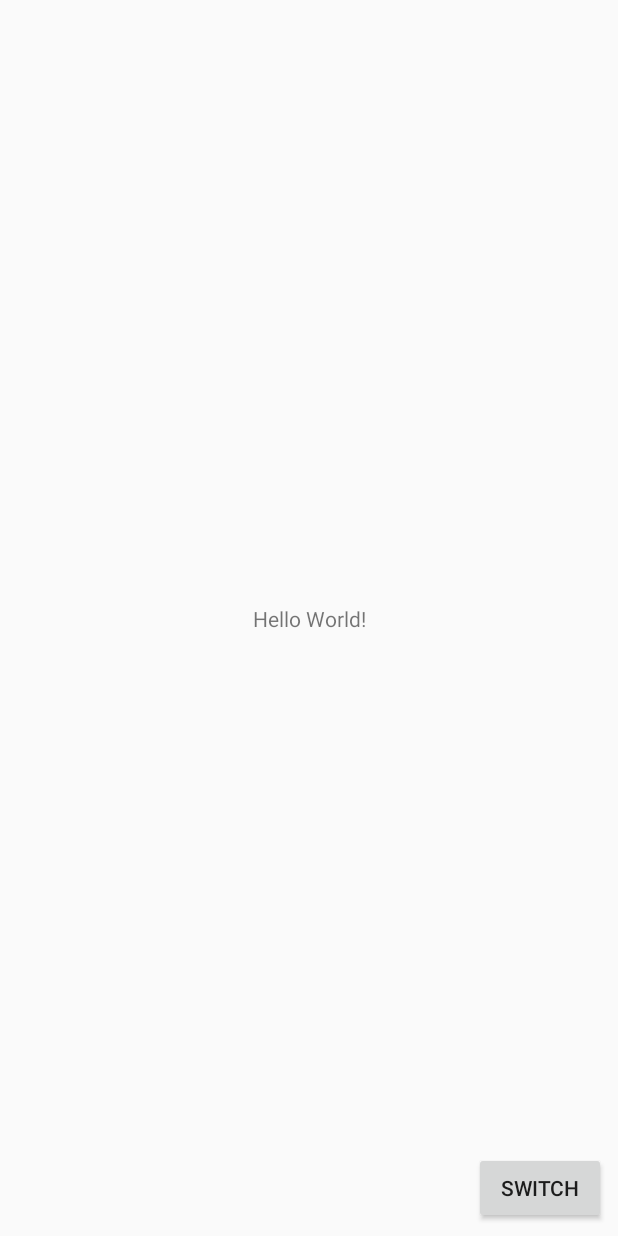
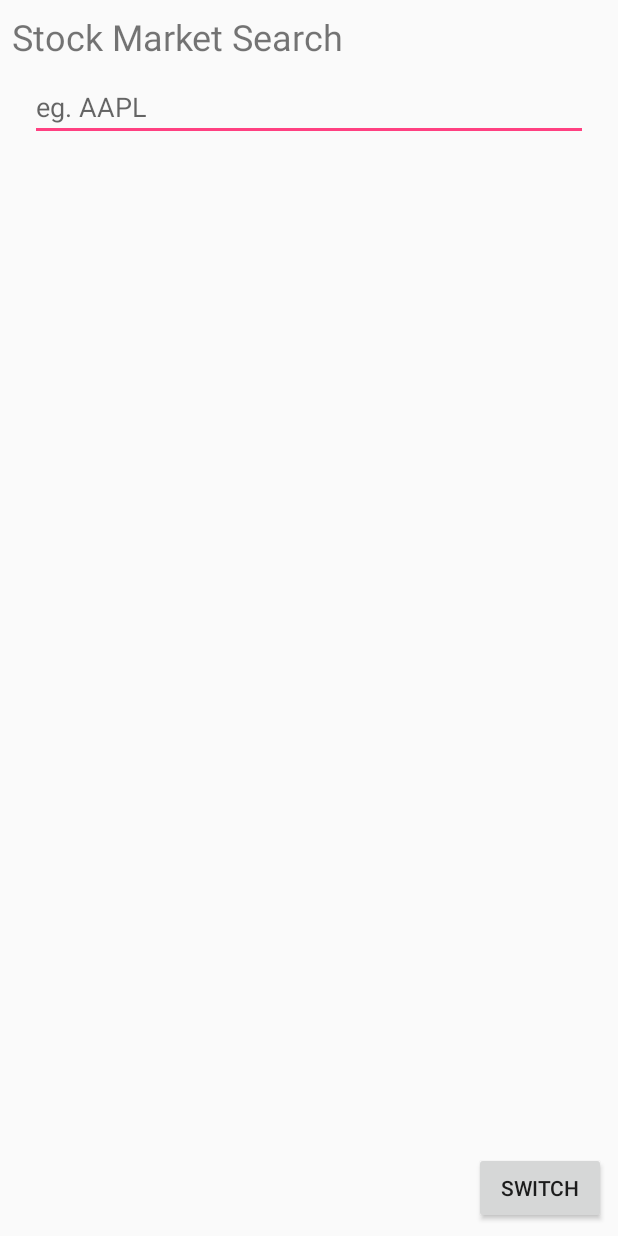
Before and after one commit to louiehuang/StockSearch, an Android app: the screen it shows after launch (MainActivity), on a phone screen of 412 x 824 dp. Run offline under Robolectric (Android 15) with nearby library versions, the phone set to English and light mode, and no system bars.

Commit message:
auto complete, but cannot handle too fast input speed

```diff
--- a/App/Stock/app/build.gradle
+++ b/App/Stock/app/build.gradle
@@ -23,6 +23,7 @@ dependencies {
     implementation 'com.android.support:appcompat-v7:26.1.0'
     implementation 'com.android.support.constraint:constraint-layout:1.0.2'
     implementation 'com.android.support:design:26.1.0'
+    implementation 'com.android.volley:volley:1.0.0'
     testImplementation 'junit:junit:4.12'
     androidTestImplementation 'com.android.support.test:runner:1.0.1'
     androidTestImplementation 'com.android.support.test.espresso:espresso-core:3.0.1'
--- a/App/Stock/app/src/main/AndroidManifest.xml
+++ b/App/Stock/app/src/main/AndroidManifest.xml
@@ -1,6 +1,9 @@
 <?xml version="1.0" encoding="utf-8"?>
 <manifest xmlns:android="http://schemas.android.com/apk/res/android"
     package="edu.usc.liuyinhu.stocksearch">
+
+    <uses-permission android:name="android.permission.ACCESS_NETWORK_STATE" />
+    <uses-permission android:name="android.permission.INTERNET" />
 
     <application
         android:allowBackup="true"
--- /dev/null
+++ b/App/Stock/app/src/main/java/edu/usc/liuyinhu/interfaces/IAsyncResponse.java
@@ -0,0 +1,14 @@
+package edu.usc.liuyinhu.interfaces;
+
+import java.util.ArrayList;
+
+/**
+ * Created by hlyin on 24/11/2017.
+ */
+
+public interface IAsyncResponse {
+//    void processFinish(String output);
+
+    void processAutoCompleteFinish(ArrayList<String> output);
+
+}
--- a/App/Stock/app/src/main/java/edu/usc/liuyinhu/stocksearch/MainActivity.java
+++ b/App/Stock/app/src/main/java/edu/usc/liuyinhu/stocksearch/MainActivity.java
@@ -3,34 +3,67 @@ package edu.usc.liuyinhu.stocksearch;
 import android.content.Intent;
 import android.os.Bundle;
 import android.support.v7.app.AppCompatActivity;
-import android.util.Log;
+import android.text.Editable;
+import android.text.TextWatcher;
 import android.view.View;
+import android.widget.ArrayAdapter;
+import android.widget.AutoCompleteTextView;
 import android.widget.Button;
 
-public class MainActivity extends AppCompatActivity {
+import java.util.ArrayList;
 
+import edu.usc.liuyinhu.interfaces.IAsyncResponse;
 
+public class MainActivity extends AppCompatActivity implements IAsyncResponse {
+//    private static String[] stocks = new String[] {"AAP", "AAPL", "AL"};
+    AutoCompleteTextView ac_stock_input;
 
     @Override
     protected void onCreate(Bundle savedInstanceState) {
         super.onCreate(savedInstanceState);
         setContentView(R.layout.activity_main);
 
-
+        //test switch button
         configureSwitchButton();
 
+        //auto complete
+        ac_stock_input = findViewById(R.id.ac_stock_input);
+        ac_stock_input.setThreshold(1); //will start working from first character
+
+        ac_stock_input.addTextChangedListener(new TextWatcher() {
+            @Override
+            public void beforeTextChanged(CharSequence s, int start, int count, int after) {}
+            @Override
+            public void afterTextChanged(Editable editable) {}
+            @Override
+            public void onTextChanged(CharSequence s, int start, int before, int count) {
+                if(s.toString().trim().length() >= 1) {
+                    AutoCompleteTask acTask = new AutoCompleteTask();
+                    acTask.delegate = MainActivity.this;
+                    acTask.execute(s.toString());
+                }
+            }
+        });
     }
 
+
+    @Override
+    public void processAutoCompleteFinish(ArrayList<String> output){
+        //Here receive the result fired from async class of onPostExecute(result) method.
+        ArrayList<String> stocksList = output;
+        ArrayAdapter<String> acAdapter = new ArrayAdapter<>(
+                MainActivity.this, android.R.layout.simple_dropdown_item_1line, stocksList); //simple_dropdown_item_1line, or use select_dialog_item
+        ac_stock_input.setAdapter(acAdapter);
+        ac_stock_input.showDropDown(); //refresh
+    }
+
+
     private void configureSwitchButton() {
-        Button switchBtn = (Button) findViewById(R.id.switch_btn);
+        Button switchBtn = findViewById(R.id.switch_btn);
         switchBtn.setOnClickListener(new View.OnClickListener(){
-            private static final String TAG = "MainActivity";
 
             @Override
             public void onClick(View v) {
-                {
-                    Log.v(TAG, "Clicked");
-                }
                 startActivity(new Intent(MainActivity.this, StockDetailsActivity.class));
             }
         });
--- a/App/Stock/app/src/main/res/layout/activity_main.xml
+++ b/App/Stock/app/src/main/res/layout/activity_main.xml
@@ -6,14 +6,36 @@
     android:layout_height="match_parent"
     tools:context="edu.usc.liuyinhu.stocksearch.MainActivity">
 
+
     <TextView
-        android:layout_width="wrap_content"
+        android:id="@+id/textView"
+        android:layout_width="0dp"
         android:layout_height="wrap_content"
-        android:text="Hello World!"
-        app:layout_constraintBottom_toBottomOf="parent"
+        android:layout_marginEnd="8dp"
+        android:layout_marginStart="8dp"
+        android:layout_marginTop="8dp"
+        android:text="Stock Market Search"
+        android:textAlignment="center"
+        android:textSize="24sp"
         app:layout_constraintLeft_toLeftOf="parent"
         app:layout_constraintRight_toRightOf="parent"
+        app:layout_constraintStart_toStartOf="parent"
         app:layout_constraintTop_toTopOf="parent" />
+
+
+    <AutoCompleteTextView
+        android:id="@+id/ac_stock_input"
+        android:inputType="textNoSuggestions"
+        android:layout_width="0dp"
+        android:layout_height="wrap_content"
+        android:layout_marginEnd="20dp"
+        android:layout_marginStart="20dp"
+        android:layout_marginTop="8dp"
+        android:hint="eg. AAPL"
+        app:layout_constraintEnd_toEndOf="parent"
+        app:layout_constraintStart_toStartOf="parent"
+        app:layout_constraintTop_toBottomOf="@+id/textView" />
+
 
     <Button
         android:id="@+id/switch_btn"
@@ -25,4 +47,5 @@
         app:layout_constraintBottom_toBottomOf="parent"
         app:layout_constraintEnd_toEndOf="parent" />
 
+
 </android.support.constraint.ConstraintLayout>
```
Also changed, not shown: App/Stock/app/src/main/java/edu/usc/liuyinhu/stocksearch/AutoCompleteTask.java (added, +155 -0 lines), App/Stock/app/src/main/java/edu/usc/liuyinhu/util/NetworkHelper.java (added, +12 -0 lines).
